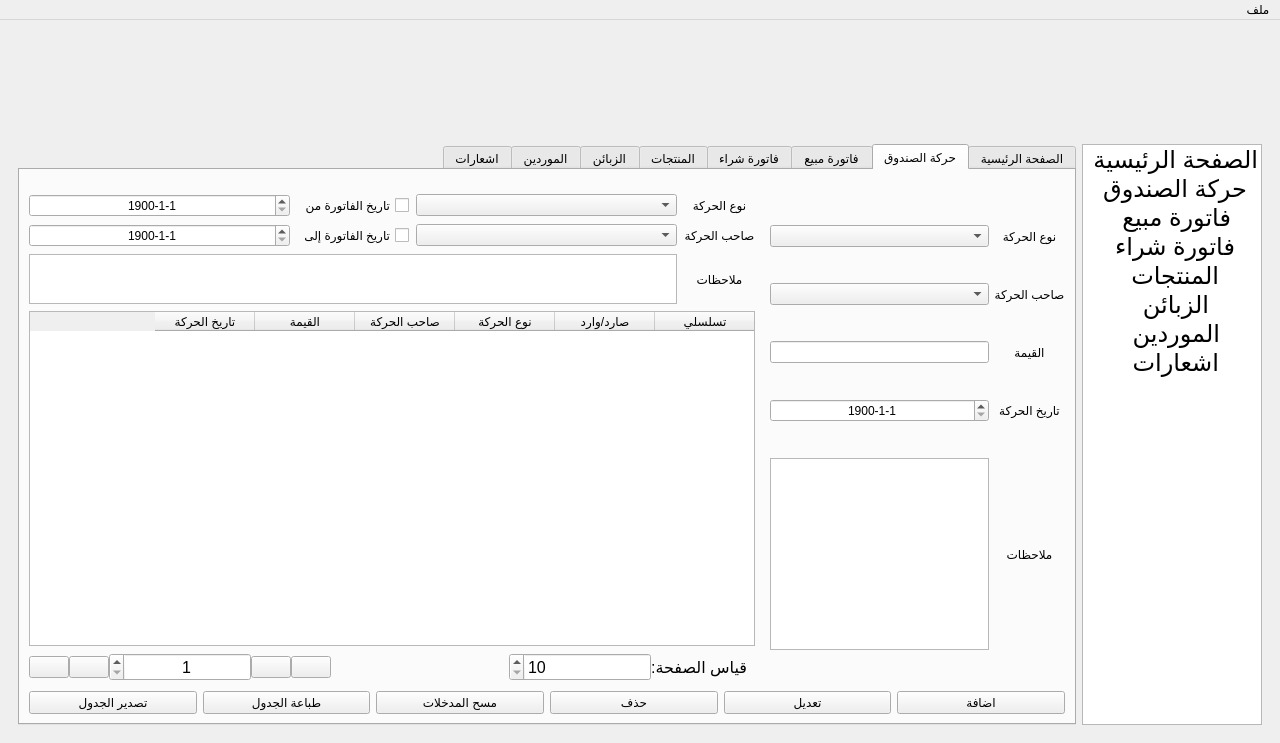
Qt form j_shop.ui (sameraga/Al_Jamal_Shop) before a commit.
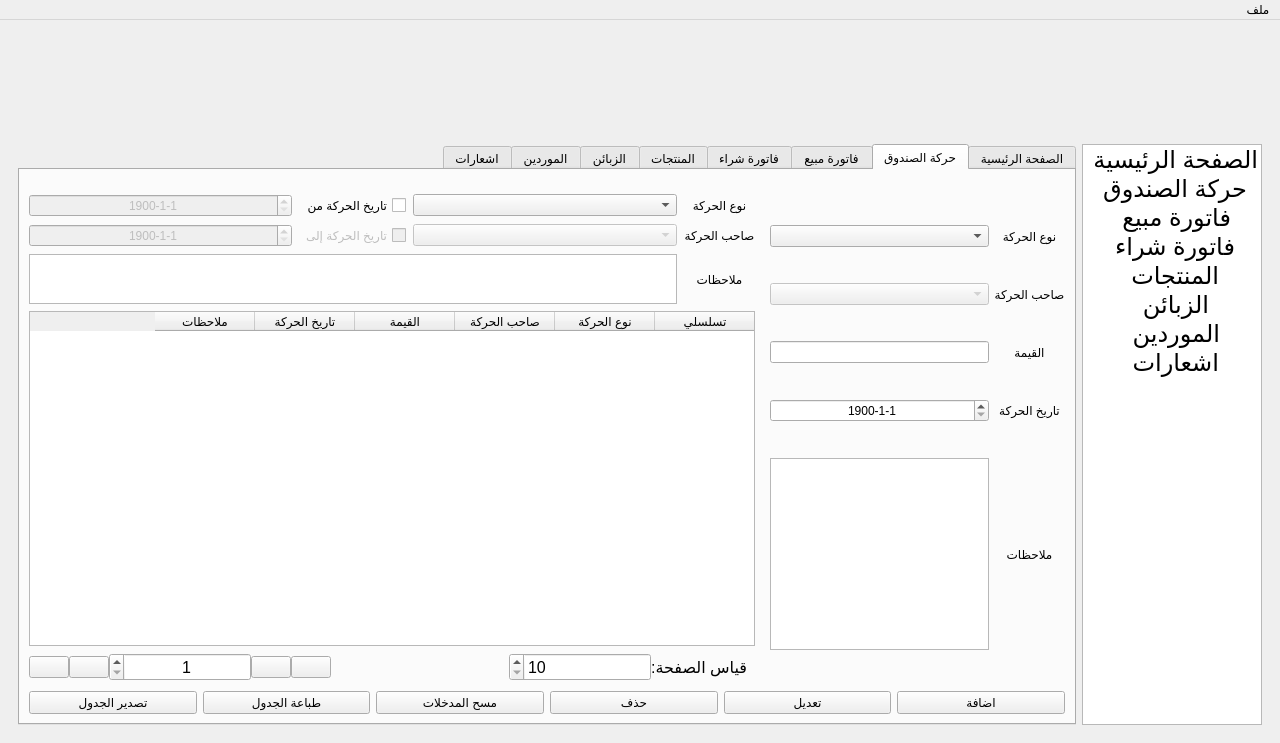
The same form after that commit. The open tabs and pages were chosen to show the change. Icons and pictures are not drawn.

Diff of the .ui file:
```diff
--- a/j_shop.ui
+++ b/j_shop.ui
@@ -482,7 +482,10 @@
                    </widget>
                   </item>
                   <item row="1" column="1">
-                   <widget class="QComboBox" name="exit_reason_2">
+                   <widget class="QComboBox" name="fm_owner">
+                    <property name="enabled">
+                     <bool>false</bool>
+                    </property>
                     <property name="layoutDirection">
                      <enum>Qt::LeftToRight</enum>
                     </property>
@@ -635,7 +638,10 @@
                   <item>
                    <layout class="QGridLayout" name="gridLayout_6">
                     <item row="1" column="2">
-                     <widget class="QComboBox" name="exit_reason_3">
+                     <widget class="QComboBox" name="s_fm_owner">
+                      <property name="enabled">
+                       <bool>false</bool>
+                      </property>
                       <property name="layoutDirection">
                        <enum>Qt::LeftToRight</enum>
                       </property>
@@ -672,7 +678,10 @@
                      </widget>
                     </item>
                     <item row="1" column="3">
-                     <widget class="QCheckBox" name="ch_bill_date_t_4">
+                     <widget class="QCheckBox" name="ch_fm_date_to">
+                      <property name="enabled">
+                       <bool>false</bool>
+                      </property>
                       <property name="sizePolicy">
                        <sizepolicy hsizetype="Fixed" vsizetype="Fixed">
                         <horstretch>0</horstretch>
@@ -680,7 +689,7 @@
                        </sizepolicy>
                       </property>
                       <property name="text">
-                       <string>تاريخ الفاتورة إلى</string>
+                       <string>تاريخ الحركة إلى</string>
                       </property>
                      </widget>
                     </item>
@@ -693,7 +702,7 @@
                        </sizepolicy>
                       </property>
                       <property name="text">
-                       <string>تاريخ الفاتورة من</string>
+                       <string>تاريخ الحركة من</string>
                       </property>
                      </widget>
                     </item>
@@ -708,7 +717,10 @@
                      </widget>
                     </item>
                     <item row="0" column="4">
-                     <widget class="QDateEdit" name="birth_date_6">
+                     <widget class="QDateEdit" name="fm_date_from">
+                      <property name="enabled">
+                       <bool>false</bool>
+                      </property>
                       <property name="layoutDirection">
                        <enum>Qt::LeftToRight</enum>
                       </property>
@@ -741,7 +753,10 @@
                      </widget>
                     </item>
                     <item row="1" column="4">
-                     <widget class="QDateEdit" name="birth_date_7">
+                     <widget class="QDateEdit" name="fm_date_to">
+                      <property name="enabled">
+                       <bool>false</bool>
+                      </property>
                       <property name="sizePolicy">
                        <sizepolicy hsizetype="Expanding" vsizetype="Fixed">
                         <horstretch>0</horstretch>
@@ -789,49 +804,6 @@
                       </property>
                      </widget>
                     </item>
-                    <item row="0" column="2">
-                     <widget class="QComboBox" name="comboBox_7">
-                      <property name="sizePolicy">
-                       <sizepolicy hsizetype="Expanding" vsizetype="Fixed">
-                        <horstretch>0</horstretch>
-                        <verstretch>0</verstretch>
-                       </sizepolicy>
-                      </property>
-                      <property name="layoutDirection">
-                       <enum>Qt::LeftToRight</enum>
-                      </property>
-                      <item>
-                       <property name="text">
-                        <string/>
-                       </property>
-                      </item>
-                      <item>
-                       <property name="text">
-                        <string>ميني ب ب</string>
-                       </property>
-                      </item>
-                      <item>
-                       <property name="text">
-                        <string>ب ب</string>
-                       </property>
-                      </item>
-                      <item>
-                       <property name="text">
-                        <string>وسط</string>
-                       </property>
-                      </item>
-                      <item>
-                       <property name="text">
-                        <string>محير</string>
-                       </property>
-                      </item>
-                      <item>
-                       <property name="text">
-                        <string>كبير</string>
-                       </property>
-                      </item>
-                     </widget>
-                    </item>
                     <item row="2" column="2" colspan="3">
                      <widget class="QTextEdit" name="textEdit">
                       <property name="sizePolicy">
@@ -854,6 +826,39 @@
                       </property>
                      </widget>
                     </item>
+                    <item row="0" column="2">
+                     <widget class="QComboBox" name="s_fm_type">
+                      <property name="sizePolicy">
+                       <sizepolicy hsizetype="Expanding" vsizetype="Fixed">
+                        <horstretch>0</horstretch>
+                        <verstretch>0</verstretch>
+                       </sizepolicy>
+                      </property>
+                      <property name="layoutDirection">
+                       <enum>Qt::LeftToRight</enum>
+                      </property>
+                      <item>
+                       <property name="text">
+                        <string/>
+                       </property>
+                      </item>
+                      <item>
+                       <property name="text">
+                        <string>دفعة من زبون</string>
+                       </property>
+                      </item>
+                      <item>
+                       <property name="text">
+                        <string>دفعة إلى مورد</string>
+                       </property>
+                      </item>
+                      <item>
+                       <property name="text">
+                        <string>نفقات</string>
+                       </property>
+                      </item>
+                     </widget>
+                    </item>
                    </layout>
                   </item>
                   <item>
@@ -875,11 +880,6 @@
                       <string>تسلسلي</string>
                      </property>
                     </column>
-                    <column>
-                     <property name="text">
-                      <string>صارد/وارد</string>
-                     </property>
-                    </column>
                     <column>
                      <property name="text">
                       <string>نوع الحركة</string>
@@ -900,6 +900,11 @@
                       <string>تاريخ الحركة</string>
                      </property>
                     </column>
+                    <column>
+                     <property name="text">
+                      <string>ملاحظات</string>
+                     </property>
+                    </column>
                    </widget>
                   </item>
                   <item>
```
Left out of the diff: 59 changed lines with no effect on the pictures.
